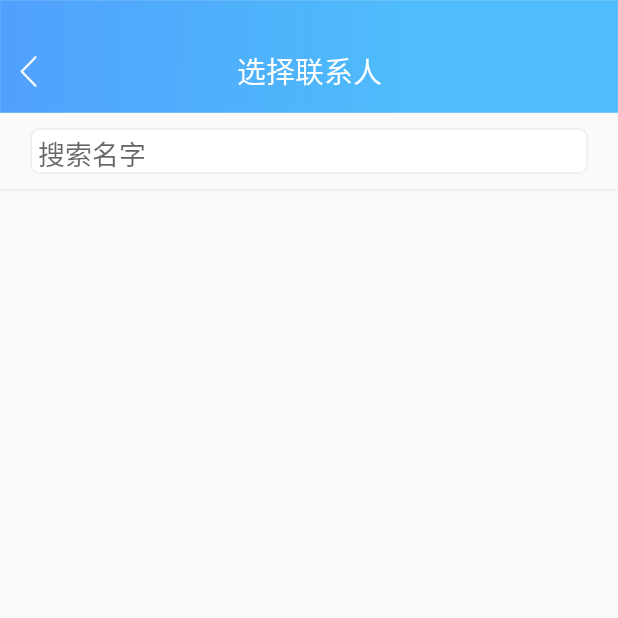
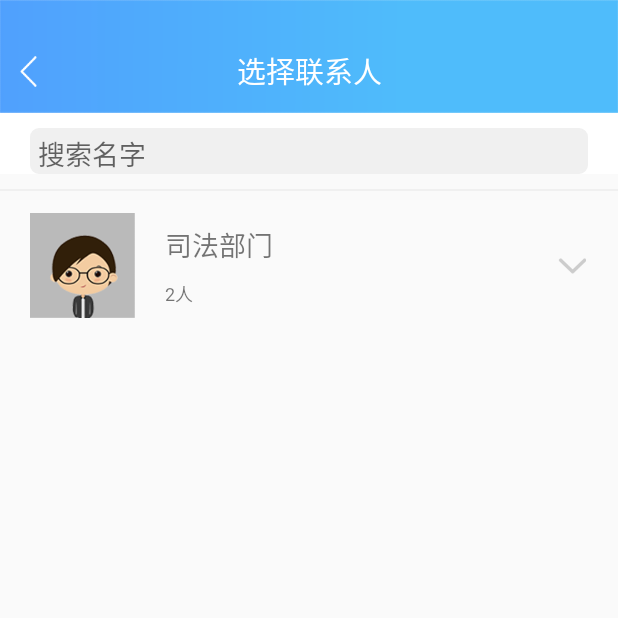
Before and after one commit to lingchendehuxi/court, an Android app: the Mine_leave_chose_activity screen opened directly, with no data from a screen before it, on a phone screen of 412 x 824 dp, the top half of it. Run offline under Robolectric (Android 15) with nearby library versions, the phone set to English and light mode, and no system bars.

Commit message:
添加请假选择联系人

```diff
--- a/app/src/main/java/com/court/oa/project/activity/Mine_leave_addmine_activity.java
+++ b/app/src/main/java/com/court/oa/project/activity/Mine_leave_addmine_activity.java
@@ -29,7 +29,7 @@ public class Mine_leave_addmine_activity extends AppCompatActivity implements Vi
     private LinearLayout ll_showPop,ll_begin,ll_end;
     private RadioGroup radio1,radio2,radio3;
     private RadioButton rb_b,rb_s,rb_tq,rb_c,rb_hl,rb_h,rb_sang,rb_qt;
-    private TextView tv_begin,tv_end;
+    private TextView tv_begin,tv_end,tv_owner;
 
     @Override
     protected void onCreate(Bundle savedInstanceState) {
@@ -57,9 +57,11 @@ public class Mine_leave_addmine_activity extends AppCompatActivity implements Vi
         ll_showPop = findViewById(R.id.ll_showPop);
         tv_begin = findViewById(R.id.tv_begin);
         tv_end = findViewById(R.id.tv_end);
+        tv_owner = findViewById(R.id.tv_owner);
         ll_showPop.setOnClickListener(this);
         ll_begin.setOnClickListener(this);
         ll_end.setOnClickListener(this);
+        tv_owner.setOnClickListener(this);
     }
 
     @Override
@@ -138,6 +140,9 @@ public class Mine_leave_addmine_activity extends AppCompatActivity implements Vi
                     dialog.show();
                 }
                 break;
+            case R.id.tv_owner:
+                startActivity(new Intent(this,Mine_leave_chose_activity.class));
+                break;
         }
     }
     private void showPopup(){
--- /dev/null
+++ b/app/src/main/res/drawable/leave_part_ico.xml
@@ -0,0 +1,5 @@
+<?xml version="1.0" encoding="utf-8"?>
+<selector xmlns:android="http://schemas.android.com/apk/res/android">
+    <item android:drawable="@mipmap/arrows_up" android:state_checked="true" />
+    <item android:drawable="@mipmap/arrows_down" android:state_checkable="false" />
+</selector>
--- a/app/src/main/res/drawable/shape_corners_radius_5.xml
+++ b/app/src/main/res/drawable/shape_corners_radius_5.xml
@@ -8,7 +8,7 @@
     <stroke
         android:width="1dp"
         android:color="@color/mine_gray" />
-    <solid android:color="@android:color/white" />
+    <solid android:color="@color/mine_gray" />
 
 
 </shape>
--- a/app/src/main/res/layout/activity_mine_leave_addmine_activity.xml
+++ b/app/src/main/res/layout/activity_mine_leave_addmine_activity.xml
@@ -162,6 +162,7 @@
                 android:orientation="horizontal">
 
                 <TextView
+                    android:id="@+id/tv_owner"
                     android:layout_width="wrap_content"
                     android:layout_height="match_parent"
                     android:layout_marginLeft="5dp"
--- a/app/src/main/res/layout/activity_mine_leave_chose_activity.xml
+++ b/app/src/main/res/layout/activity_mine_leave_chose_activity.xml
@@ -6,14 +6,21 @@
     android:layout_height="match_parent"
     android:orientation="vertical"
     tools:context="com.court.oa.project.activity.Mine_leave_chose_activity">
-    <include layout="@layout/title_bar_first"/>
+
+    <include layout="@layout/title_bar_first" />
+
+    <LinearLayout
+        android:layout_width="match_parent"
+        android:layout_height="wrap_content"
+        android:background="@android:color/white"
+        android:orientation="vertical">
 
         <EditText
             android:id="@+id/et_reason"
             android:layout_width="fill_parent"
             android:layout_height="wrap_content"
+            android:layout_marginLeft="20dp"
             android:layout_marginRight="20dp"
-            android:layout_marginLeft="20dp"
             android:layout_marginTop="10dp"
             android:background="@drawable/shape_corners_radius_5"
             android:gravity="left|top"
@@ -23,10 +30,64 @@
             android:paddingLeft="5dp"
             android:paddingRight="5dp"
             android:paddingTop="3dp" />
+    </LinearLayout>
+
     <View
         android:layout_width="match_parent"
         android:layout_height="1dp"
         android:layout_marginTop="10dp"
-        android:background="@color/mine_gray"/>
+        android:background="@color/mine_gray" />
+    <LinearLayout
+        android:layout_width="match_parent"
+        android:layout_height="100dp"
+        android:gravity="center_vertical"
+        android:orientation="horizontal">
 
+        <ImageView
+            android:id="@+id/mine_pic"
+            android:layout_width="70dp"
+            android:layout_height="70dp"
+            android:layout_marginLeft="20dp"
+            android:scaleType="centerCrop"
+            android:src="@mipmap/mine" />
+
+        <LinearLayout
+            android:layout_width="0dp"
+            android:layout_height="match_parent"
+            android:layout_marginLeft="20dp"
+            android:layout_weight="1"
+            android:gravity="center_vertical"
+            android:orientation="vertical">
+
+            <TextView
+                android:id="@+id/leave_part"
+                android:layout_width="wrap_content"
+                android:layout_height="wrap_content"
+                android:textSize="18dp"
+                android:text="司法部门" />
+
+            <TextView
+                android:id="@+id/leave_number"
+                android:layout_width="wrap_content"
+                android:layout_height="wrap_content"
+                android:layout_marginTop="10dp"
+                android:textSize="12dp"
+                android:text="2人" />
+        </LinearLayout>
+        <CheckBox
+            android:id="@+id/cb_part"
+            android:layout_width="wrap_content"
+            android:layout_height="wrap_content"
+            android:layout_gravity="center_vertical"
+            android:button="@null"
+            android:layout_marginRight="20dp"
+            android:drawableRight="@drawable/leave_part_ico" />
     </LinearLayout>
+    <ListView
+        android:id="@+id/list_1"
+        android:layout_width="match_parent"
+        android:layout_height="wrap_content"
+        android:scrollbars="none"
+        android:divider="@null"/>
+
+</LinearLayout>
```
Also changed, not shown: app/src/main/res/mipmap-xxhdpi/arrows_up.png (added).
